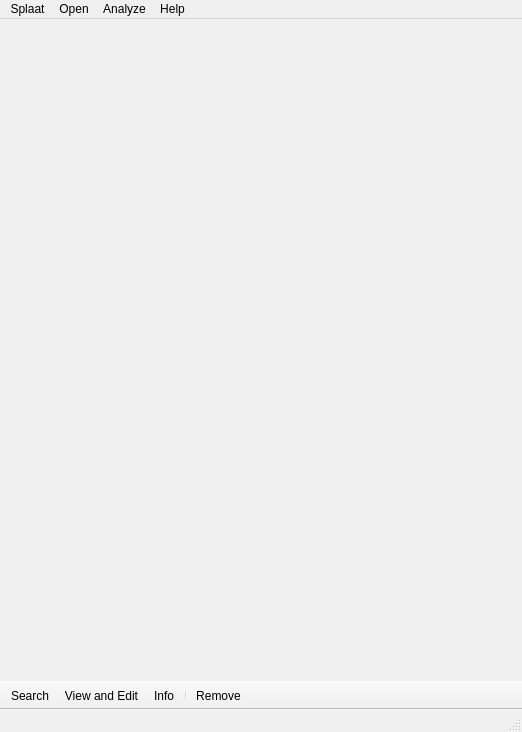
First picture: the form in splaat/desktop/main_window.ui, repository mmcauliffe/splaat, before the edit.
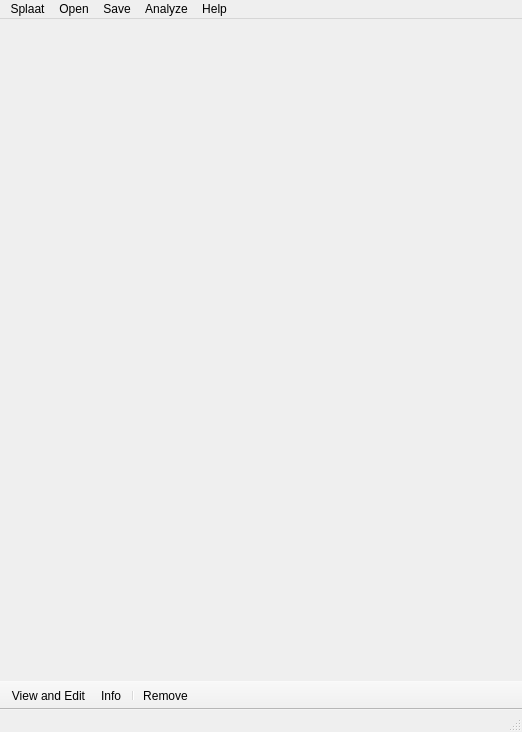
Second picture: the form after the edit. Custom widgets are drawn as their Qt base class.

Diff of the .ui file:
```diff
--- a/splaat/desktop/main_window.ui
+++ b/splaat/desktop/main_window.ui
@@ -101,8 +101,15 @@
     </property>
     <addaction name="actionAnalyze_alignments"/>
    </widget>
+   <widget class="QMenu" name="menuSave">
+    <property name="title">
+     <string>Save</string>
+    </property>
+    <addaction name="actionExport_modified_files"/>
+   </widget>
    <addaction name="menuSplaat"/>
    <addaction name="menuOpen"/>
+   <addaction name="menuSave"/>
    <addaction name="menuAnalyze"/>
    <addaction name="menuHelp"/>
   </widget>
@@ -125,7 +132,6 @@
    <attribute name="toolBarBreak">
     <bool>false</bool>
    </attribute>
-   <addaction name="actionSearch"/>
    <addaction name="actionView"/>
    <addaction name="actionInfo"/>
    <addaction name="separator"/>
@@ -178,14 +184,6 @@
     <string>Analyze alignments</string>
    </property>
   </action>
-  <action name="actionSearch">
-   <property name="text">
-    <string>Search</string>
-   </property>
-   <property name="menuRole">
-    <enum>QAction::NoRole</enum>
-   </property>
-  </action>
   <action name="actionInfo">
    <property name="text">
     <string>Info</string>
```
Left out of the diff: 5 changed lines with no effect on the pictures.
